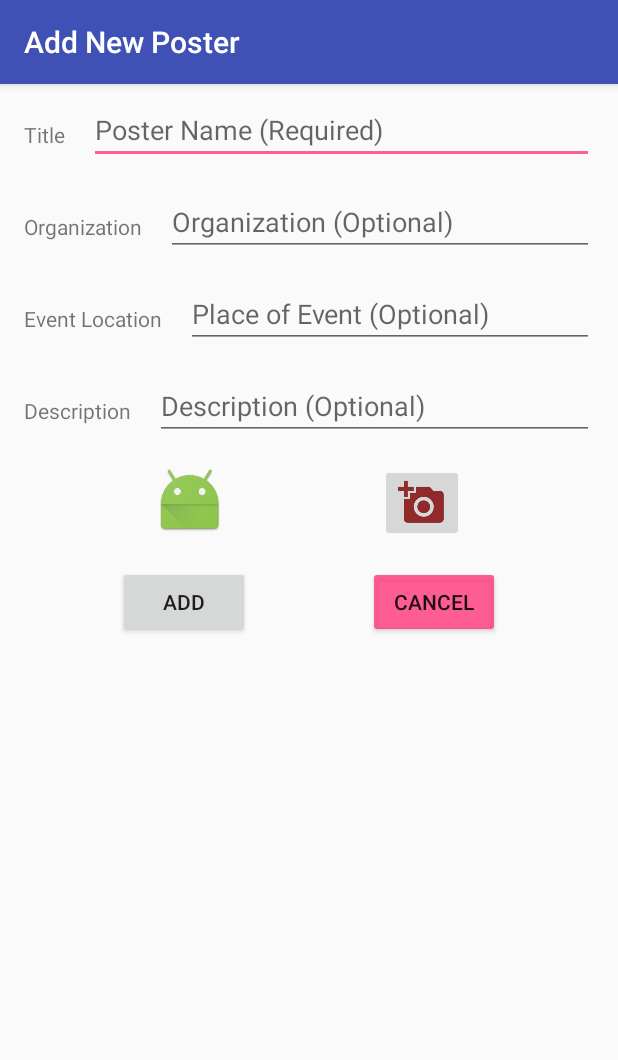
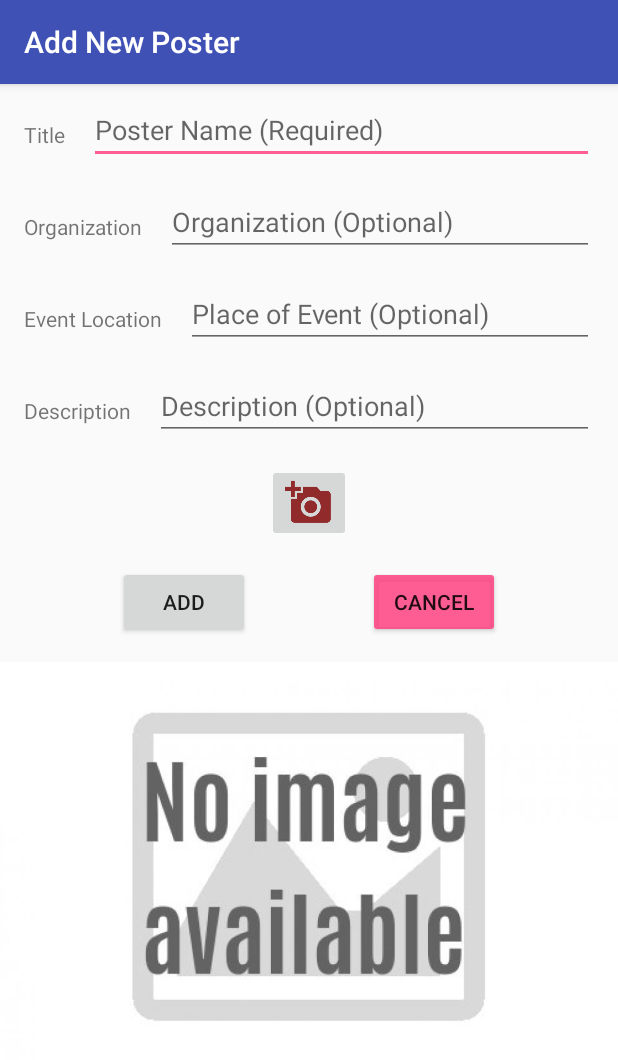
Before and after one commit to ChiaHuaLu/UkioskTracker, an Android app: the EditPosterActivity screen opened directly, with no data from a screen before it, on a phone screen of 412 x 824 dp. Shown: the top 1060 px of the screen. Run offline under Robolectric (Android 15) with nearby library versions, the light colour scheme and no system bars; libraries missing offline, so code that uses them is left out: com.orm.

Commit message:
camera stuff

```diff
--- a/app/src/main/res/layout/content_edit_poster.xml
+++ b/app/src/main/res/layout/content_edit_poster.xml
@@ -9,14 +9,10 @@
     <ScrollView
         android:layout_width="0dp"
         android:layout_height="0dp"
-        android:layout_marginRight="0dp"
         app:layout_constraintRight_toRightOf="parent"
-        android:layout_marginLeft="0dp"
         app:layout_constraintLeft_toLeftOf="parent"
         app:layout_constraintTop_toTopOf="parent"
-        android:layout_marginTop="0dp"
-        app:layout_constraintBottom_toBottomOf="parent"
-        android:layout_marginBottom="0dp">
+        app:layout_constraintBottom_toBottomOf="parent">
 
         <android.support.constraint.ConstraintLayout
             android:layout_width="match_parent"
@@ -107,14 +103,14 @@
 
             <ImageView
                 android:id="@+id/poster_image"
-                android:layout_width="wrap_content"
+                android:layout_width="0dp"
                 android:layout_height="wrap_content"
                 android:layout_marginTop="16dp"
-                android:layout_marginBottom="16dp"
-                android:src="@mipmap/ic_launcher"
-                app:layout_constraintRight_toLeftOf="@+id/camera_icon"
+                android:src="@drawable/noimageavailable"
+                android:adjustViewBounds="true"
+                app:layout_constraintRight_toRightOf="parent"
                 app:layout_constraintLeft_toLeftOf="parent"
-                app:layout_constraintTop_toBottomOf="@id/edit_descriptionET"
+                app:layout_constraintTop_toBottomOf="@+id/edit_add_button"
                 />
 
             <ImageButton
@@ -123,10 +119,9 @@
                 android:layout_width="wrap_content"
                 android:layout_height="wrap_content"
                 android:layout_marginTop="16dp"
-                android:layout_marginBottom="16dp"
                 app:layout_constraintTop_toBottomOf="@+id/edit_descriptionET"
                 app:layout_constraintRight_toRightOf="parent"
-                app:layout_constraintLeft_toRightOf="@+id/poster_image"/>
+                app:layout_constraintLeft_toLeftOf="parent"/>
 
             <EditText
                 android:id="@+id/edit_nameET"
@@ -156,8 +151,6 @@
                 app:layout_constraintLeft_toRightOf="@+id/edit_add_button"
                 app:layout_constraintRight_toRightOf="parent"
                 app:layout_constraintTop_toBottomOf="@+id/camera_icon"
-                app:layout_constraintBottom_toBottomOf="parent"
-                android:layout_marginBottom="32dp"
                 app:layout_constraintVertical_bias="1.0" />
 
             <Button
@@ -170,8 +163,6 @@
                 app:layout_constraintLeft_toLeftOf="parent"
                 app:layout_constraintRight_toLeftOf="@+id/delete_cancel_button"
                 app:layout_constraintTop_toBottomOf="@+id/camera_icon"
-                app:layout_constraintBottom_toBottomOf="parent"
-                android:layout_marginBottom="32dp"
                 app:layout_constraintVertical_bias="0.478" />
 
             <TextView
```
Also changed, not shown: app/src/main/java/chiahua/ukiosktracker/EditPosterActivity.java (+13 -1 lines), app/src/main/java/chiahua/ukiosktracker/Poster.java (+9 -0 lines).
